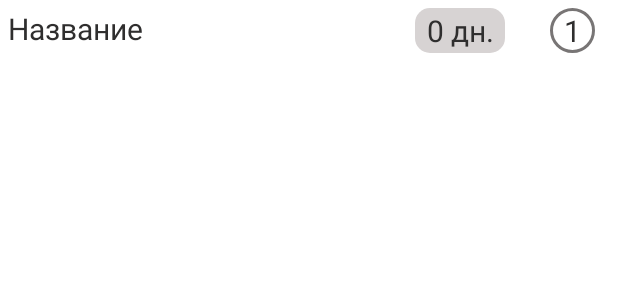
After one commit to AnnSv2017/Fridge, an Android app: the layout product_item.xml on its own in the app's theme, with its tools: preview values and no code run, on a phone screen of 412 x 824 dp. The commit adds this screen. Shown: the top 300 px of the screen. Run offline under Robolectric (Android 15) with nearby library versions, the phone set to English and light mode, and no system bars.

Commit message:
обработка логики в интерфейсе добавления продукта

```diff
--- /dev/null
+++ b/app/src/main/res/drawable/circle_background.xml
@@ -0,0 +1,8 @@
+<?xml version="1.0" encoding="utf-8"?>
+<shape xmlns:android="http://schemas.android.com/apk/res/android"
+    android:shape="oval">
+    <solid android:color="@color/white"/>
+    <corners android:radius="5dp"/>
+    <stroke android:width="2dp" android:color="@color/gray"/>
+    <size android:width="30dp" android:height="30dp" />
+</shape>
--- /dev/null
+++ b/app/src/main/res/drawable/days_background.xml
@@ -0,0 +1,6 @@
+<?xml version="1.0" encoding="utf-8"?>
+<shape xmlns:android="http://schemas.android.com/apk/res/android">
+    <solid android:color="@color/gray_light"/>
+    <corners android:radius="10dp"/>
+    <size android:width="60dp" android:height="30dp" />
+</shape>
--- a/app/src/main/res/drawable/table_row_divider.xml
+++ /dev/null
@@ -1,5 +0,0 @@
-<?xml version="1.0" encoding="utf-8"?>
-<shape xmlns:android="http://schemas.android.com/apk/res/android">
-    <solid android:color="@color/white"/>
-    <stroke android:width="1dp" android:color="@color/gray" />
-</shape>
--- /dev/null
+++ b/app/src/main/res/layout/product_item.xml
@@ -0,0 +1,37 @@
+<?xml version="1.0" encoding="utf-8"?>
+<RelativeLayout xmlns:android="http://schemas.android.com/apk/res/android"
+    android:layout_width="match_parent"
+    android:layout_height="wrap_content"
+    android:padding="5dp">
+
+    <EditText
+        android:id="@+id/edit_text_name"
+        android:layout_width="wrap_content"
+        android:layout_height="wrap_content"
+        android:text="Название"
+        android:textSize="20sp"
+        style="@style/MainTextStyle"
+        android:background="@null"/>
+
+    <TextView
+        android:layout_width="wrap_content"
+        android:layout_height="wrap_content"
+        android:layout_toStartOf="@+id/text_view_quantity"
+        android:layout_marginEnd="30dp"
+        android:text="0 дн."
+        android:textSize="20sp"
+        style="@style/MainTextStyle"
+        android:background="@drawable/days_background"/>
+
+    <TextView
+        android:id="@+id/text_view_quantity"
+        android:layout_width="wrap_content"
+        android:layout_height="wrap_content"
+        android:layout_alignParentEnd="true"
+        android:layout_marginEnd="10dp"
+        android:text="1"
+        android:textSize="20sp"
+        style="@style/MainTextStyle"
+        android:background="@drawable/circle_background"/>
+
+</RelativeLayout>
--- a/app/src/main/res/values/colors.xml
+++ b/app/src/main/res/values/colors.xml
@@ -3,6 +3,7 @@
     <color name="black">#FF000000</color>
     <color name="button">#EE925C</color>
     <color name="gray">#787575</color>
+    <color name="gray_light">#D7D3D3</color>
     <color name="green">#A8E87E</color>
     <color name="main_color">#97BFF1</color>
     <color name="text_color">#304BD0</color>
```
Also changed, not shown: app/src/main/java/com/example/fridge/CreateProductFragment.java (+62 -2 lines), app/src/main/res/layout/fragment_create_product.xml (+6 -5 lines), app/src/main/res/drawable/table_row_background.xml (renamed from app/src/main/res/drawable/table_background.xml).
